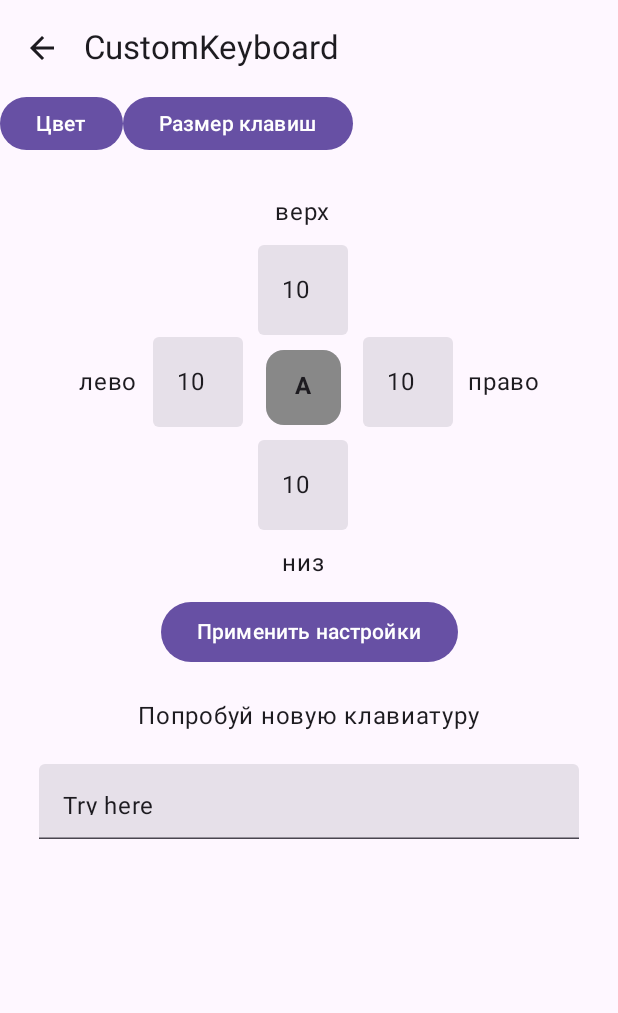
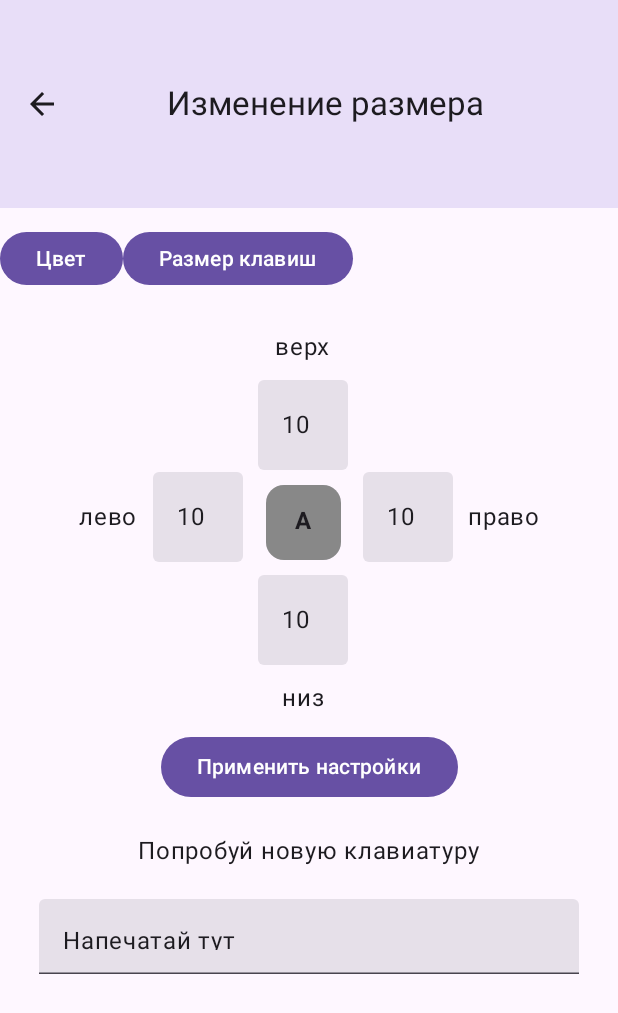
Before and after one commit to DimaMaligon/CustomKeyboard, an Android app built with Jetpack Compose: the SizeKeyScreen screen opened through its navigation route, on a phone screen of 412 x 824 dp. Shown: the top 1013 px of the screen. Run offline under Robolectric (Android 15) with nearby library versions, the phone set to English and light mode, and no system bars.

Commit message:
add new titles

```diff
--- a/app/src/main/java/com/example/customkeyboard/screens/HomeScreen.kt
+++ b/app/src/main/java/com/example/customkeyboard/screens/HomeScreen.kt
@@ -12,10 +12,13 @@ import androidx.compose.foundation.layout.padding
 import androidx.compose.foundation.layout.size
 import androidx.compose.material3.Button
 import androidx.compose.material3.ExperimentalMaterial3Api
+import androidx.compose.material3.MaterialTheme
 import androidx.compose.material3.Scaffold
 import androidx.compose.material3.Text
 import androidx.compose.material3.TextField
 import androidx.compose.material3.TopAppBar
+import androidx.compose.material3.TopAppBarColors
+import androidx.compose.material3.TopAppBarDefaults
 import androidx.compose.runtime.Composable
 import androidx.compose.runtime.mutableStateOf
 import androidx.compose.runtime.remember
@@ -34,10 +37,13 @@ import com.example.customkeyboard.inputMethodManager
 fun HomeScreen(navController: NavHostController) {
     Scaffold(topBar = {
         TopAppBar(
+            colors = TopAppBarDefaults.mediumTopAppBarColors(
+              containerColor = MaterialTheme.colorScheme.secondaryContainer
+            ),
             title = {
                 Text(
                     text = stringResource(id = R.string.app_name),
-                    Modifier.padding()
+                    Modifier.padding(95.dp)
                 )
             }
         )
@@ -59,7 +65,7 @@ fun HomeScreen(navController: NavHostController) {
 @SuppressLint("StateFlowValueCalledInComposition")
 @Composable
 fun HomeOptions() {
-    val (text, setValue) = remember { mutableStateOf(TextFieldValue("Try here")) }
+    val (text, setValue) = remember { mutableStateOf(TextFieldValue("Напечатай тут")) }
     val context = LocalContext.current
 
     Column(
@@ -76,15 +82,15 @@ fun HomeOptions() {
                 onClick = {
                     context.startActivity(Intent(Settings.ACTION_INPUT_METHOD_SETTINGS))
                 }) {
-                Text(text = "Enable IME")
+                Text(text = stringResource(id = R.string.turn_on_keyboard))
             }
             Button(modifier = Modifier.size(180.dp, 50.dp), onClick = {
                 inputMethodManager.showInputMethodPicker()
             }) {
-                Text(text = "Select IME")
+                Text(text = stringResource(id = R.string.choose_keyboard))
             }
         }
-        Text(text = "Попробуй новую клавиатуру", Modifier.padding(top = 20.dp))
+        Text(text = stringResource(id = R.string.title_try_it), Modifier.padding(top = 20.dp))
         TextField(
             value = text, onValueChange = setValue,
             modifier = Modifier
--- a/app/src/main/java/com/example/customkeyboard/screens/ScreenMethods.kt
+++ b/app/src/main/java/com/example/customkeyboard/screens/ScreenMethods.kt
@@ -7,6 +7,7 @@ import androidx.compose.foundation.layout.FlowRow
 import androidx.compose.foundation.layout.RowScope
 import androidx.compose.foundation.layout.fillMaxWidth
 import androidx.compose.foundation.layout.height
+import androidx.compose.foundation.layout.padding
 import androidx.compose.foundation.text.KeyboardOptions
 import androidx.compose.material3.BottomAppBar
 import androidx.compose.material3.Button
@@ -91,6 +92,7 @@ fun TagsMenu(navController: NavHostController) {
         Modifier
             .fillMaxWidth()
             .horizontalScroll(vertScrollState)
+            .padding(top = 15.dp)
     ) {
         Button(modifier = Modifier.height(35.dp), onClick = {
             navController.navigate(Screens.Color.route)
--- a/app/src/main/java/com/example/customkeyboard/screens/SizeKeyScreen.kt
+++ b/app/src/main/java/com/example/customkeyboard/screens/SizeKeyScreen.kt
@@ -18,10 +18,12 @@ import androidx.compose.material3.Card
 import androidx.compose.material3.ExperimentalMaterial3Api
 import androidx.compose.material3.Icon
 import androidx.compose.material3.IconButton
+import androidx.compose.material3.MaterialTheme
 import androidx.compose.material3.Scaffold
 import androidx.compose.material3.Text
 import androidx.compose.material3.TextField
 import androidx.compose.material3.TopAppBar
+import androidx.compose.material3.TopAppBarDefaults
 import androidx.compose.runtime.Composable
 import androidx.compose.runtime.getValue
 import androidx.compose.runtime.mutableStateOf
@@ -48,15 +50,19 @@ fun SizeKeyScreen(
     navController: NavHostController, viewKeyboard: KeyboardViewModel
 ) {
     Scaffold(topBar = {
-        TopAppBar(title = {
+        TopAppBar(
+            colors = TopAppBarDefaults.mediumTopAppBarColors(
+                containerColor = MaterialTheme.colorScheme.secondaryContainer
+            ),
+            title = {
                 Text(
-                text = stringResource(id = R.string.app_name), Modifier.padding()
+                    text = stringResource(id = R.string.screen_size), Modifier.padding(55.dp)
                 )
             }, navigationIcon = {
                 IconButton(onClick = {
                     navController.popBackStack()
                 }) {
-                Icon(Icons.Filled.ArrowBack, "backIcon")
+                    Icon(Icons.Filled.ArrowBack, stringResource(id = R.string.back_icon))
                 }
             })
     }, content = { padding ->
@@ -74,7 +80,7 @@ fun SizeKeyScreen(
 @OptIn(ExperimentalMaterial3Api::class)
 @Composable
 fun OptionSizeKey(viewKeyboard: KeyboardViewModel) {
-    val (text, setValue) = remember { mutableStateOf(TextFieldValue("Try here")) }
+    val (text, setValue) = remember { mutableStateOf(TextFieldValue("Напечатай тут")) }
 
     Column(
         Modifier
@@ -84,7 +90,7 @@ fun OptionSizeKey(viewKeyboard: KeyboardViewModel) {
     ) {
         ParametersKey(viewKeyboard = viewKeyboard)
 
-        Text(text = "Попробуй новую клавиатуру", Modifier.padding(top = 20.dp))
+        Text(text = stringResource(id = R.string.title_try_it), Modifier.padding(top = 20.dp))
         TextField(
             value = text,
             onValueChange = setValue,
@@ -116,7 +122,8 @@ fun ParametersKey(viewKeyboard: KeyboardViewModel) {
                     verticalAlignment = Alignment.CenterVertically
                 ) {
                     Text(
-                        text = "лево", Modifier.padding(end = 10.dp)
+                        text = stringResource(id = R.string.size_left),
+                        Modifier.padding(end = 10.dp)
                     )
                     TextFieldSizeKey(
                         value = keySizeLeft, onValueChange = { newText ->
@@ -135,7 +142,7 @@ fun ParametersKey(viewKeyboard: KeyboardViewModel) {
             }
             Column(horizontalAlignment = Alignment.CenterHorizontally) {
                 Text(
-                    text = "верх", Modifier.padding(bottom = 10.dp)
+                    text = stringResource(id = R.string.size_top), Modifier.padding(bottom = 10.dp)
                 )
                 TextFieldSizeKey(
                     value = keySizeTop, onValueChange = { newText ->
@@ -185,7 +192,8 @@ fun ParametersKey(viewKeyboard: KeyboardViewModel) {
                         .padding(top = 10.dp, bottom = 10.dp)
                 )
                 Text(
-                    text = "низ", Modifier.padding(bottom = 10.dp)
+                    text = stringResource(id = R.string.size_bottom),
+                    Modifier.padding(bottom = 10.dp)
                 )
             }
             Column(
@@ -208,7 +216,8 @@ fun ParametersKey(viewKeyboard: KeyboardViewModel) {
                             .padding(start = 10.dp)
                     )
                     Text(
-                        text = "право", Modifier.padding(start = 10.dp)
+                        text = stringResource(id = R.string.size_right),
+                        Modifier.padding(start = 10.dp)
                     )
                 }
             }
@@ -238,7 +247,7 @@ fun SaveKeyObject(
         context.startService(intent)
     }) {
         Text(
-            "Применить настройки"
+            stringResource(id = R.string.button_save_size)
         )
     }
 }
--- a/app/src/main/res/values/strings.xml
+++ b/app/src/main/res/values/strings.xml
@@ -1,4 +1,17 @@
 <resources>
-    <string name="app_name">CustomKeyboard</string>
+    <string name="app_name">Custom Keyboard</string>
+    <string name="screen_color">Изменение цвета</string>
+    <string name="screen_size">Изменение размера</string>
+    <string name="back_icon">"backIcon"</string>
+    <string name="title_try_it">Попробуй новую клавиатуру</string>
+    <string name="turn_on_keyboard">Включить клаву</string>
+    <string name="choose_keyboard">Выбрать клаву</string>
+    <string name="color_keyboard">Цвет клавиатуры</string>
+    <string name="color_background_keyboard">Цвет фона</string>
+    <string name="button_save_size">Применить настройки</string>
+    <string name="size_left">лево</string>
+    <string name="size_top">верх</string>
+    <string name="size_bottom">низ</string>
+    <string name="size_right">право</string>
     <string name="key_icon">Key icon</string>
 </resources>
```
Also changed, not shown: app/src/main/java/com/example/customkeyboard/screens/ColorScreen.kt (+15 -21 lines). Lines whose indentation alone changed are shown as unchanged.
